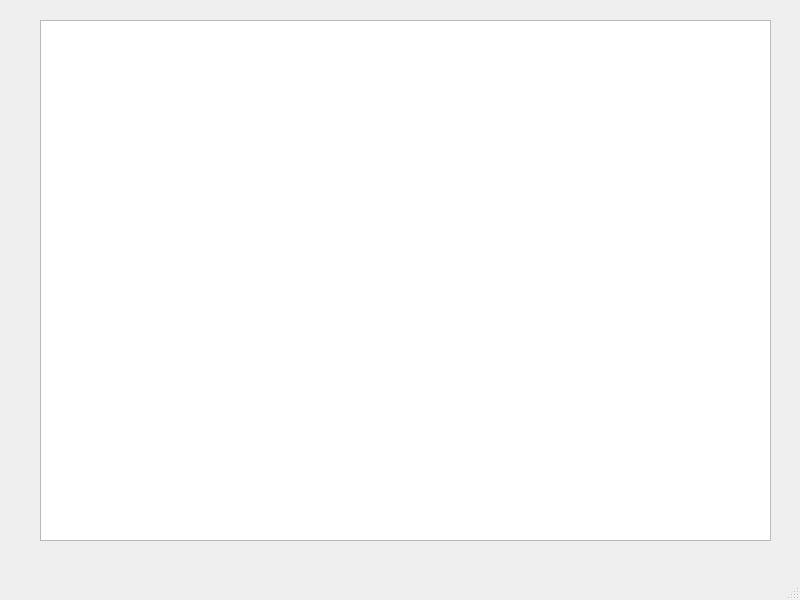
Old version of the form qinputreceiver.ui in the repository Zalafina/QInputReceiver.
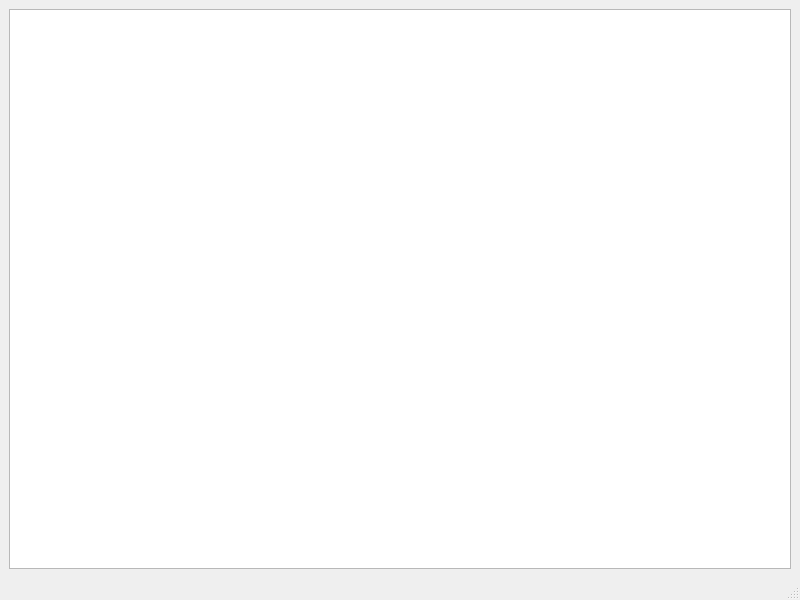
New version of the form.

What changed in the file:
```diff
--- a/qinputreceiver.ui
+++ b/qinputreceiver.ui
@@ -14,19 +14,11 @@
    <string>QInputReceiver</string>
   </property>
   <widget class="QWidget" name="centralwidget">
-   <widget class="QTextEdit" name="messageDisplay">
-    <property name="geometry">
-     <rect>
-      <x>40</x>
-      <y>20</y>
-      <width>731</width>
-      <height>521</height>
-     </rect>
-    </property>
-    <property name="readOnly">
-     <bool>true</bool>
-    </property>
-   </widget>
+   <layout class="QVBoxLayout" name="verticalLayout">
+    <item>
+     <widget class="QTextEdit" name="messageDisplay"/>
+    </item>
+   </layout>
   </widget>
   <widget class="QMenuBar" name="menubar">
    <property name="geometry">
```
Left out of the diff: 2 changed lines with no effect on the pictures.
